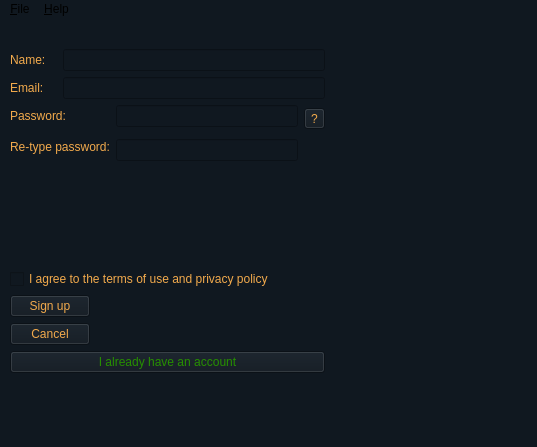
Old version of the form Sign up page.ui in the repository Harrrrison/Alevel2020Coursework.
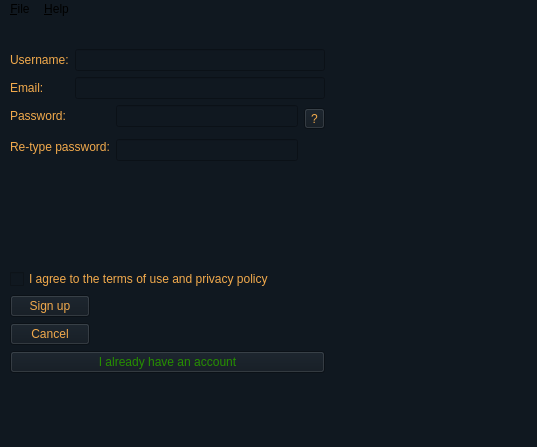
New version of the form.

The edit to the form file:
```diff
--- a/Sign up page.ui
+++ b/Sign up page.ui
@@ -17,7 +17,7 @@
    <string notr="true">background-color: rgb(16, 24, 32)</string>
   </property>
   <widget class="QWidget" name="centralwidget">
-   <widget class="QWidget" name="">
+   <widget class="QWidget" name="layoutWidget">
     <property name="geometry">
      <rect>
       <x>10</x>
@@ -114,7 +114,7 @@
 </string>
            </property>
            <property name="text">
-            <string>Name:</string>
+            <string>Username:</string>
            </property>
            <property name="buddy">
             <cstring>name_Lable</cstring>
```
